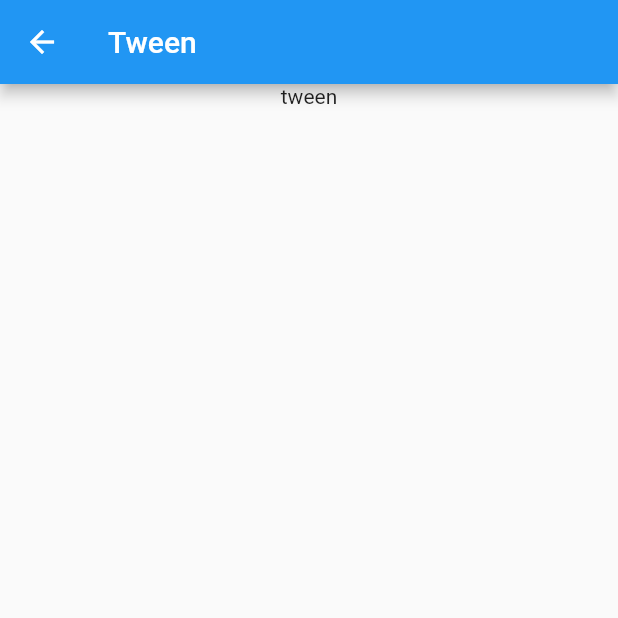
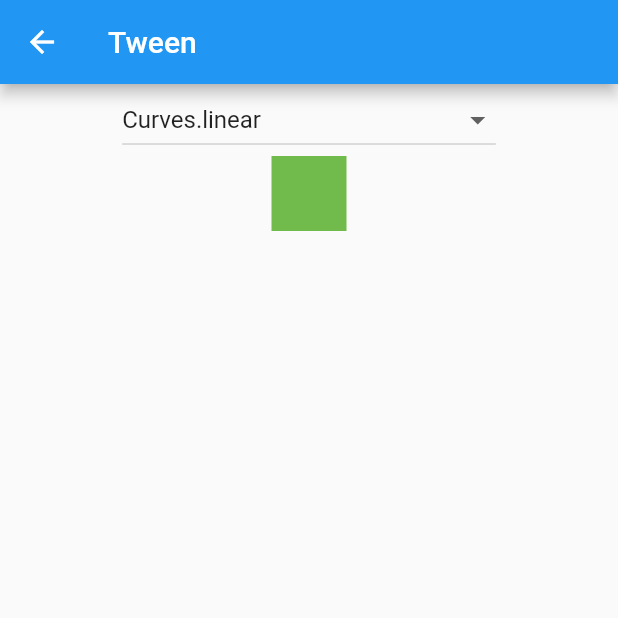
Before and after one commit to nateonguitar/flutter-animations, a Flutter app: the TweenPage screen opened by its route, on a phone screen of 412 x 824 dp, the top half of it. Run offline on Flutter 3.47's test engine with Material 2 defaults, Android fonts, the phone set to English and light mode, and no system bars.

Commit message:
Tween Color changing box animation

```diff
--- a/lib/pages/tween.dart
+++ b/lib/pages/tween.dart
@@ -1,6 +1,5 @@
 import 'package:FlutterAnimations/utils/curve_list_item.dart';
 import 'package:flutter/material.dart';
-
 
 class TweenPage extends StatefulWidget {
   static String route = 'tween';
@@ -12,8 +11,8 @@ class TweenPage extends StatefulWidget {
 }
 
 class _TweenPageState extends State<TweenPage> {
-
   Curve _selectedCurve = Curves.linear;
+  Color _targetBoxColor = Colors.green;
 
   @override
   void initState() {
@@ -37,10 +36,57 @@ class _TweenPageState extends State<TweenPage> {
           mainAxisAlignment: MainAxisAlignment.start,
           mainAxisSize: MainAxisSize.min,
           children: [
-            Text('tween'),
+            _curvePicker(),
+            _colorChangeBox(),
           ],
         ),
       ),
     );
   }
+
+  Widget _curvePicker() {
+    return DropdownButton(
+      value: _selectedCurve,
+      items: CurveListItem.curves.map((CurveListItem c) {
+        return DropdownMenuItem(
+          child: Text(c.label),
+          value: c.value,
+        );
+      }).toList(),
+      onChanged: (Curve value) {
+        _selectedCurve = value;
+        setState(() {});
+      },
+    );
+  }
+
+  Widget _colorChangeBox() {
+    return TweenAnimationBuilder<Color>(
+      curve: _selectedCurve,
+      onEnd: () {
+        if (_targetBoxColor == Colors.green) {
+          _targetBoxColor = Colors.yellow;
+        } else if (_targetBoxColor == Colors.yellow) {
+          _targetBoxColor = Colors.blue;
+        } else if (_targetBoxColor == Colors.blue) {
+          _targetBoxColor = Colors.red;
+        } else {
+          _targetBoxColor = Colors.green;
+        }
+        setState(() {});
+      },
+      tween: ColorTween(
+        begin: Colors.red,
+        end: _targetBoxColor,
+      ),
+      duration: Duration(milliseconds: 1500),
+      builder: (BuildContext _, Color animatedColor, Widget __) {
+        return Container(
+          width: 50,
+          height: 50,
+          color: animatedColor,
+        );
+      },
+    );
+  }
 }
```
